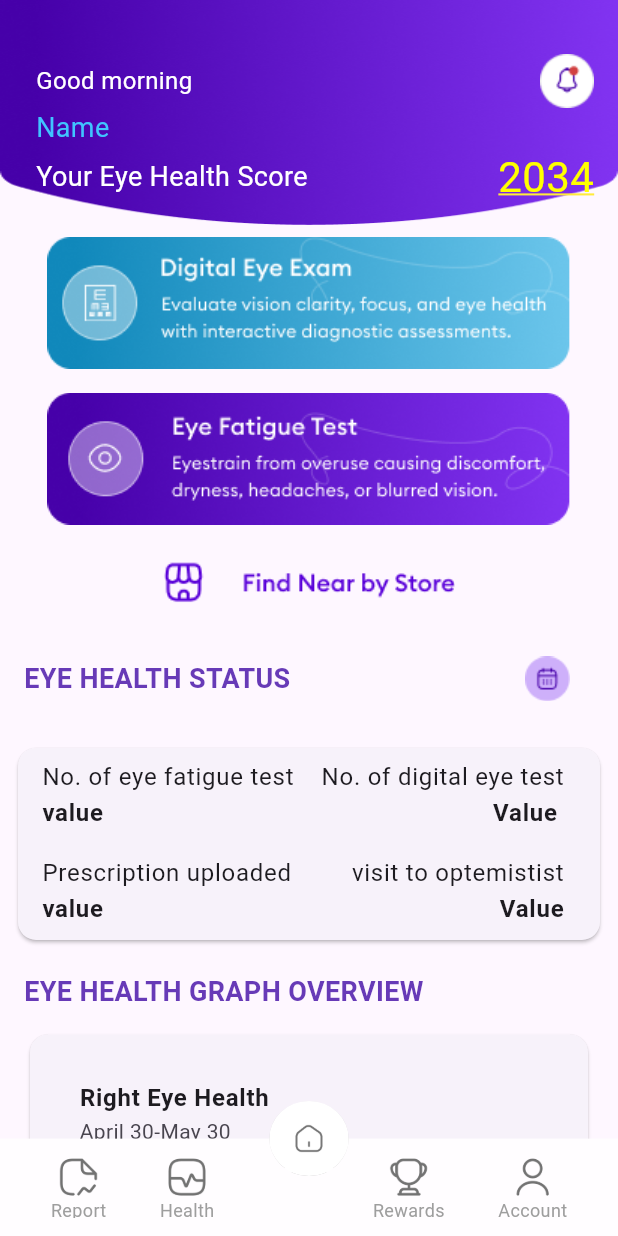
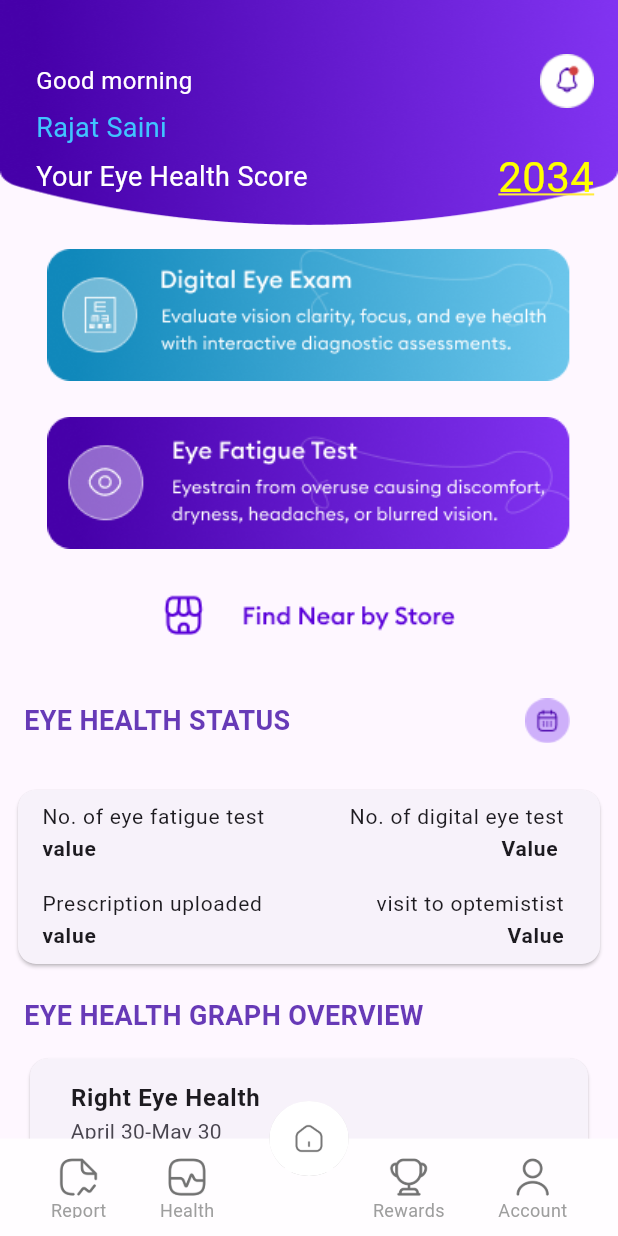
Before and after one commit to techniraggit/EYEHEALTHAPP, a Flutter app: the HomePage screen opened directly, on a phone screen of 412 x 824 dp. Run offline on Flutter 3.47's test engine with Material 3 defaults, Android fonts, the phone set to English and light mode, and no system bars; our stand-ins replace camera, connectivity, contacts_service, device_info_plus, dio, file_picker and 18 more; missing offline and left inert: action_broadcast, dart:ffi, flutter_alarm_background_trigger, flutter_stripe, platform_device_id_v2; accounts and stored records are empty; project files that could hold a hidden picture were left out.

Commit message:
fixed design issue in homepage

```diff
--- a/lib/HomePage.dart
+++ b/lib/HomePage.dart
@@ -109,7 +109,7 @@ class HomePageState extends State<HomePage> {
                         children: [
                           GestureDetector(
                             onTap:(){
-setReminder();
+
                             } ,
                             child: Text(
                               salutation,
@@ -121,7 +121,7 @@ setReminder();
                         ],
                       ),
                       const Text(
-                        'Name',
+                        'Rajat Saini',
                         style: TextStyle(
                             color: Colors.lightBlueAccent, fontSize: 18),
                       ),
@@ -166,11 +166,17 @@ setReminder();
                   MaterialPageRoute(builder: (context) => AddCustomerPage()),
                 );*/ // Call the API
               },
-              child: Image.asset('assets/digital_eye_exam.png'),
+              child: Padding(
+                padding: const EdgeInsets.only(top: 8.0),
+                child: Image.asset('assets/digital_eye_exam.png'),
+              ),
             ),
-            Image.asset('assets/eyeFatigueTest.png'),
             Padding(
-              padding: EdgeInsets.all(1.0),
+              padding: const EdgeInsets.only(top: 8.0),
+              child: Image.asset('assets/eyeFatigueTest.png'),
+            ),
+            Padding(
+              padding: EdgeInsets.all(8.0),
               child: Image.asset('assets/find_near_by_store.png'),
             ),
             Padding(
@@ -221,11 +227,14 @@ setReminder();
                           Column(
                             crossAxisAlignment: CrossAxisAlignment.start,
                             children: [
-                              Text('No. of eye fatigue test'),
+                              Text('No. of eye fatigue test',style: TextStyle(
+                                fontSize: 14,
+                                fontStyle: FontStyle.normal,
+                              ),),
                               Text(
                                 'value',
                                 style: TextStyle(
-                                  fontSize: 16,
+                                  fontSize: 14,
                                   fontWeight: FontWeight.bold,
                                 ),
                               ),
@@ -234,11 +243,14 @@ setReminder();
                           Column(
                             crossAxisAlignment: CrossAxisAlignment.end,
                             children: [
-                              Text('No. of digital eye test'),
+                              Text('No. of digital eye test',style: TextStyle(
+                                fontSize: 14,
+                                fontStyle: FontStyle.normal,
+                              ),),
                               Text(
                                 'Value ',
                                 style: TextStyle(
-                                  fontSize: 16,
+                                  fontSize: 14,
                                   fontWeight: FontWeight.bold,
                                 ),
                               ),
@@ -254,11 +266,14 @@ setReminder();
                           Column(
                             crossAxisAlignment: CrossAxisAlignment.start,
                             children: [
-                              Text('Prescription uploaded'),
+                              Text('Prescription uploaded',style: TextStyle(
+                                fontSize: 14,
+                                fontStyle: FontStyle.normal,
+                              ),),
                               Text(
                                 'value',
                                 style: TextStyle(
-                                  fontSize: 16,
+                                  fontSize: 14,
                                   fontWeight: FontWeight.bold,
                                 ),
                               ),
@@ -267,11 +282,14 @@ setReminder();
                           Column(
                             crossAxisAlignment: CrossAxisAlignment.end,
                             children: [
-                              Text('visit to optemistist'),
+                              Text('visit to optemistist',style: TextStyle(
+                                fontSize: 14,
+                                fontStyle: FontStyle.normal,
+                              ),),
                               Text(
                                 'Value',
                                 style: TextStyle(
-                                  fontSize: 16,
+                                  fontSize: 14,
                                   fontWeight: FontWeight.bold,
                                 ),
                               ),
@@ -299,7 +317,7 @@ setReminder();
                   const EdgeInsets.symmetric(horizontal: 16.0, vertical: 1),
               child: Card(
                 child: Padding(
-                  padding: const EdgeInsets.all(16.0),
+                  padding: const EdgeInsets.symmetric(horizontal: 10.0),
                   child: Column(
                     crossAxisAlignment: CrossAxisAlignment.start,
                     children: [
@@ -393,7 +411,7 @@ setReminder();
               child: Text(
                 'YOU HAVE TESTED SO FAR', // Display formatted current date
                 style: TextStyle(
-                    fontSize: 18,
+                    fontSize: 17,
                     fontWeight: FontWeight.bold,
                     color: Colors.black),
               ),
@@ -415,7 +433,8 @@ setReminder();
                         ),
                       ),
                       child: const Column(
-                        mainAxisAlignment: MainAxisAlignment.start,
+                        mainAxisAlignment: MainAxisAlignment.center,
+                        crossAxisAlignment: CrossAxisAlignment.center,
                         children: [
                           Padding(
                             padding: EdgeInsets.symmetric(vertical: 2.0),
@@ -423,7 +442,7 @@ setReminder();
                               '300',
                               style: TextStyle(
                                 color: Colors.white,
-                                fontSize: 25,
+                                fontSize: 24,
                                 fontWeight: FontWeight.bold,
                               ),
                             ),
@@ -434,7 +453,7 @@ setReminder();
                               'Eye Test',
                               style: TextStyle(
                                 color: Colors.white,
-                                fontSize: 18,
+                                fontSize: 17,
                               ),
                             ),
                           ),
@@ -451,7 +470,8 @@ setReminder();
                         ),
                       ),
                       child: const Column(
-                        mainAxisAlignment: MainAxisAlignment.start,
+                        mainAxisAlignment: MainAxisAlignment.center,
+                        crossAxisAlignment: CrossAxisAlignment.center,
                         children: [
                           Padding(
                             padding: EdgeInsets.symmetric(
@@ -460,7 +480,7 @@ setReminder();
                               '300',
                               style: TextStyle(
                                 color: Colors.white,
-                                fontSize: 25,
+                                fontSize: 24,
                                 fontWeight: FontWeight.bold,
                               ),
                             ),
@@ -472,7 +492,7 @@ setReminder();
                               'Eye Fatigue Test',
                               style: TextStyle(
                                 color: Colors.white,
-                                fontSize: 18,
+                                fontSize: 16,
                               ),
                             ),
                           ),
@@ -532,7 +552,7 @@ setReminder();
 
 }
 
-
+/*
 class setReminder extends StatefulWidget {
 
   @override
@@ -646,7 +666,7 @@ class ReminderState extends State<setReminder> {
         .addAlarm(time!, uid: "TEST UID", payload: {"holy": "Moly"});
     reloadAlarms();
   }
-}
+}*/
 
 class MyClipper extends CustomClipper<Path> {
   @override
```
